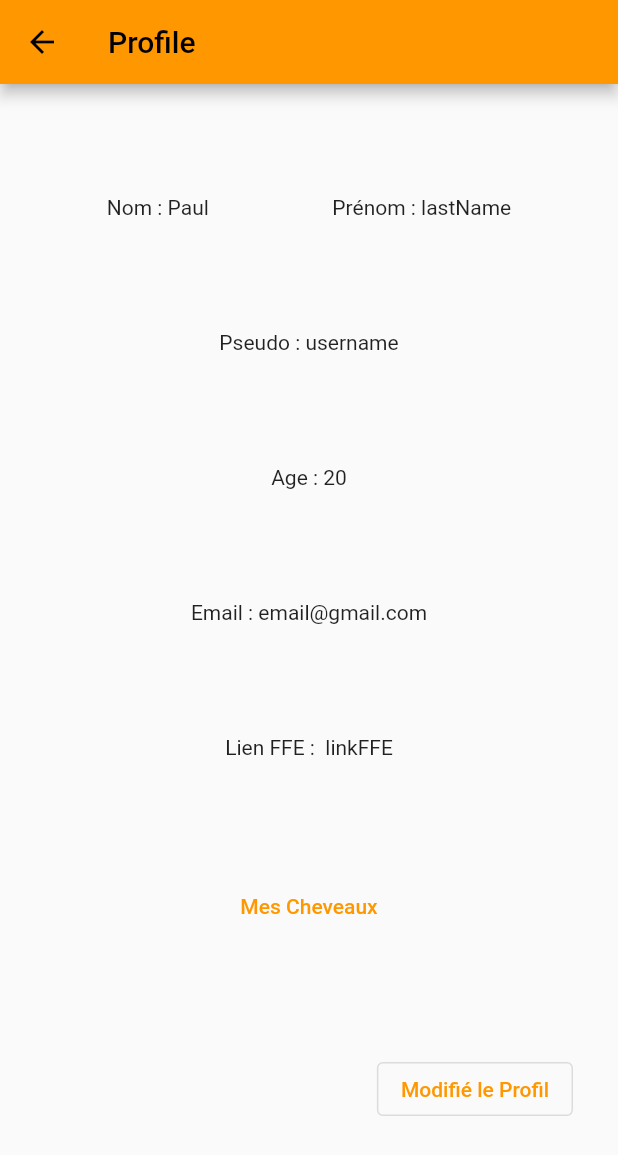
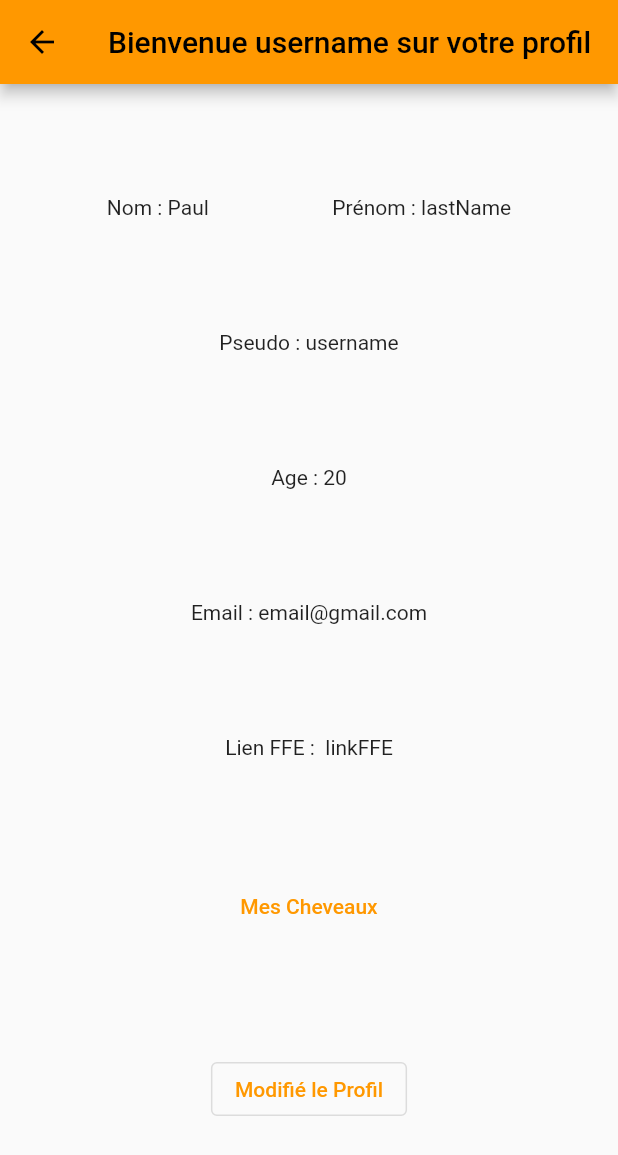
Before and after one commit to AxelDemorest/flutter_app, a Flutter app: the ProfileRiderPage screen opened by its route, on a phone screen of 412 x 824 dp. Shown: the top 1155 px of the screen. Run offline on Flutter 3.47's test engine with Material 2 defaults, Android fonts, the phone set to English and light mode, and no system bars; our stand-ins replace flutter_easyloading, image_picker; missing offline and left inert: mongo_dart.

```diff
--- /dev/null
+++ b/lib/Models/Users/userClass.dart
@@ -0,0 +1,82 @@
+// To parse this JSON data, do
+//final rider = riderFromJson(jsonString);
+
+import 'dart:convert';
+
+import 'package:mongo_dart/mongo_dart.dart';
+
+Rider riderFromJson(String str) => Rider.fromJson(json.decode(str));
+
+String riderToJson(Rider data) => json.encode(data.toJson());
+
+class Rider {
+  Rider({
+    required this.id,
+    required this.username,
+    required this.name,
+    required this.lastname,
+    required this.email,
+    required this.password,
+    required this.phone,
+    required this.age,
+    required this.createdAt,
+    required this.linkFee,
+    required this.isDp,
+    required this.isOwner,
+    required this.admin,
+    required this.listOwnerHorse,
+    required this.listDpHorse,
+  });
+
+  ObjectId id;
+  String username;
+  String name;
+  String lastname;
+  String email;
+  String password;
+  int phone;
+  int age;
+  DateTime createdAt;
+  String linkFee;
+  bool isDp;
+  bool isOwner;
+  bool admin;
+  List<dynamic> listOwnerHorse;
+  List<dynamic> listDpHorse;
+
+  factory Rider.fromJson(Map<String, dynamic> json) => Rider(
+    id: json["_id"],
+    username: json["username"],
+    name: json["name"],
+    lastname: json["lastname"],
+    email: json["email"],
+    password: json["password"],
+    phone: json["phone"],
+    age: json["age"],
+    createdAt: DateTime.parse(json["createdAt"]),
+    linkFee: json["linkFEE"],
+    isDp: json["isDp"],
+    isOwner: json["isOwner"],
+    admin: json["admin"],
+    listOwnerHorse: List<dynamic>.from(json["listOwnerHorse"].map((x) => x)),
+    listDpHorse: List<dynamic>.from(json["listDpHorse"].map((x) => x)),
+  );
+
+  Map<String, dynamic> toJson() => {
+    "_id": id,
+    "username": username,
+    "name": name,
+    "lastname": lastname,
+    "email": email,
+    "password": password,
+    "phone": phone,
+    "age": age,
+    "createdAt": createdAt.toIso8601String(),
+    "linkFEE": linkFee,
+    "isDp": isDp,
+    "isOwner": isOwner,
+    "admin": admin,
+    "listOwnerHorse": List<dynamic>.from(listOwnerHorse.map((x) => x)),
+    "listDpHorse": List<dynamic>.from(listDpHorse.map((x) => x)),
+  };
+}
--- a/lib/Views/home/NavBar.dart
+++ b/lib/Views/home/NavBar.dart
@@ -1,6 +1,8 @@
 import 'package:flutter/material.dart';
 import 'package:flutter_app/Views/news/news.dart';
 import 'package:flutter_app/Views/profile/profileRider.dart';
+
+import '../../Models/Users/userClass.dart';
 
 
 class Home extends StatefulWidget {
@@ -18,6 +20,8 @@ class _HomeState extends State<Home> {
 
   @override
   Widget build(BuildContext context) {
+    var user = ModalRoute.of(context)!.settings.arguments;
+    print('  off : $user');
     return Scaffold(
         body: Center(
           child: pages[_currentIndex],
--- a/lib/Views/profile/ProfileRider.dart
+++ b/lib/Views/profile/ProfileRider.dart
@@ -1,8 +1,9 @@
 import 'package:flutter/cupertino.dart';
 import 'package:flutter/material.dart';
-import 'package:flutter_app/Models/Users/riderModel.dart';
 import 'package:flutter_app/Models/horseModel.dart';
 import 'package:mongo_dart/mongo_dart.dart' as mongo;
+
+import '../../Models/Users/riderModel.dart';
 
 class ProfileRiderPage extends StatefulWidget {
   const ProfileRiderPage({Key? key, required this.title} ) : super(key: key);
@@ -21,6 +22,82 @@ class _ProfileRiderPageState extends State<ProfileRiderPage> {
   final confirmPasswordController = TextEditingController();
   final linkController = TextEditingController();
 
+  // effectue la modification en base de donnée
+  void doModify() {
+    setState(() {
+      if (passwordController.value.text ==
+          confirmPasswordController.value.text) {
+        print(" ok");
+      }
+    });
+    Navigator.of(context).pop();
+  }
+
+  //Ouvre la page list des cheveaux de l'utilisateur
+  @override
+  Widget build(BuildContext context) {
+    //rider = ModalRoute.of(context)!.settings.arguments as Rider;
+    rider = Rider(
+        mongo.ObjectId(),
+        "username",
+        "Paul",
+        "lastName",
+        "email@gmail.com",
+        "EEA3E2pa",
+        "0695040570",
+        20,
+        DateTime.now(),
+        "linkFFE",
+        true,
+        false, [
+      Horse(mongo.ObjectId(), "Caramele", 15, "Blanc", "Poney", "0",
+          "3", ""),
+      Horse(mongo.ObjectId(), "Zoro", 17, "Noir et Blanc", "Cheval", "0",
+          "0", "")
+    ], [
+      Horse(mongo.ObjectId(), "Vanille", 12, "Bronze", "Cheval", "1",
+          "3", "")
+    ]);
+    List<List<Horse>> listHorse = [rider.listOwnerHorse, rider.listDPHorse];
+    return Scaffold(
+        appBar: AppBar(
+          title: Text("Bienvenue ${rider.username} sur votre profil"),
+        ),
+        body: Container(
+            padding: const EdgeInsets.only(left: 30.00, right: 30.00),
+            child: Column(
+              mainAxisAlignment: MainAxisAlignment.spaceEvenly,
+              children: [
+                Row(
+                  mainAxisAlignment: MainAxisAlignment.spaceAround,
+                  children: [
+                    Text("Nom : ${rider.name}"),
+                    Text("Prénom : ${rider.lastName}")
+                  ],
+                ),
+                Text("Pseudo : ${rider.username}"),
+                Text("Age : ${rider.age}"),
+                Text("Email : ${rider.email}"),
+                Text("Lien FFE :  ${rider.linkFFE}"),
+                TextButton(
+                    onPressed: () {
+                      Navigator.of(context)
+                          .pushNamed('listHorse', arguments: listHorse);
+                    },
+                    child: const Text("Mes Cheveaux")),
+                Row(
+                  mainAxisAlignment: MainAxisAlignment.center,
+                  children: [
+                    OutlinedButton(
+                        onPressed: _openModifyDialog,
+                        child: const Text("Modifié le Profil"))
+                  ],
+                )
+              ],
+            )
+        )
+    );
+  }
   //Ouvre la dialog avec le formulair de modification de compte ( pseudo, mot de passe, et lien FFE)
   void _openModifyDialog() {
     showDialog(
@@ -61,80 +138,4 @@ class _ProfileRiderPageState extends State<ProfileRiderPage> {
           });
         });
   }
-
-  // effectue la modification en base de donnée
-  void doModify() {
-    setState(() {
-      if (passwordController.value.text ==
-          confirmPasswordController.value.text) {
-        print(" ok");
-      }
-    });
-    Navigator.of(context).pop();
-  }
-
-  //Ouvre la page list des cheveaux de l'utilisateur
-
-  @override
-  Widget build(BuildContext context) {
-    //rider = ModalRoute.of(context)!.settings.arguments as Rider;
-    rider = Rider(
-        mongo.ObjectId(),
-        "username",
-        "Paul",
-        "lastName",
-        "email@gmail.com",
-        "EEA3E2pa",
-        "0695040570",
-        20,
-        DateTime.now(),
-        "linkFFE",
-        true,
-        false, [
-      Horse(mongo.ObjectId(), "Caramele", 15, "Blanc", "Poney", "0",
-          "3", ""),
-      Horse(mongo.ObjectId(), "Zoro", 17, "Noir et Blanc", "Cheval", "0",
-          "0", "")
-    ], [
-      Horse(mongo.ObjectId(), "Vanille", 12, "Bronze", "Cheval", "1",
-          "3", "")
-    ]);
-    List<List<Horse>> listHorse = [rider.listOwnerHorse, rider.listDPHorse];
-    return Scaffold(
-        appBar: AppBar(
-          title: Text("Profile"),
-        ),
-        body: Container(
-            padding: const EdgeInsets.only(left: 30.00, right: 30.00),
-            child: Column(
-              mainAxisAlignment: MainAxisAlignment.spaceEvenly,
-              children: [
-                Row(
-                  mainAxisAlignment: MainAxisAlignment.spaceAround,
-                  children: [
-                    Text("Nom : ${rider.name}"),
-                    Text("Prénom : ${rider.lastName}")
-                  ],
-                ),
-                Text("Pseudo : ${rider.username}"),
-                Text("Age : ${rider.age}"),
-                Text("Email : ${rider.email}"),
-                Text("Lien FFE :  ${rider.linkFFE}"),
-                TextButton(
-                    onPressed: () {
-                      Navigator.of(context)
-                          .pushNamed('listHorse', arguments: listHorse);
-                    },
-                    child: const Text("Mes Cheveaux")),
-                Row(
-                  mainAxisAlignment: MainAxisAlignment.end,
-                  children: [
-                    OutlinedButton(
-                        onPressed: _openModifyDialog,
-                        child: const Text("Modifié le Profil"))
-                  ],
-                )
-              ],
-            )));
-  }
 }
--- a/lib/Views/profile/list/listHorse.dart
+++ b/lib/Views/profile/list/listHorse.dart
@@ -47,8 +47,8 @@ class _ListHorseState extends State<ListHorse> {
   @override
   Widget build(BuildContext context) {
     List<Card> ownerList = [];
-    listHorse =  ModalRoute.of(context)!.settings.arguments as List<List<Horse>>;
-
+    List<dynamic> horses = ModalRoute.of(context)!.settings.arguments as List<dynamic>;
+    print ('horses : $horses');
     void _openHorse(){
 
     }
--- a/lib/config/database.dart
+++ b/lib/config/database.dart
@@ -37,11 +37,12 @@ class MongoDatabase {
   static Future<Object?> insertUser(Object user) async {
     try {
       var result = await db.collection(userCollection).insertOne(user);
+      print('Mon r : $result');
       return result;
     } catch (e) {
+      print('Mon e: $e');
       e.toString();
     }
-    return null;
   }
 
   static Future<Object?> insertCourse(Object course) async {
```
Also changed, not shown: lib/Views/login/login.dart (+3 -5 lines), lib/Views/profile/profilePage.dart (deleted, +0 -15 lines), lib/Views/register/register.dart (+24 -23 lines).
